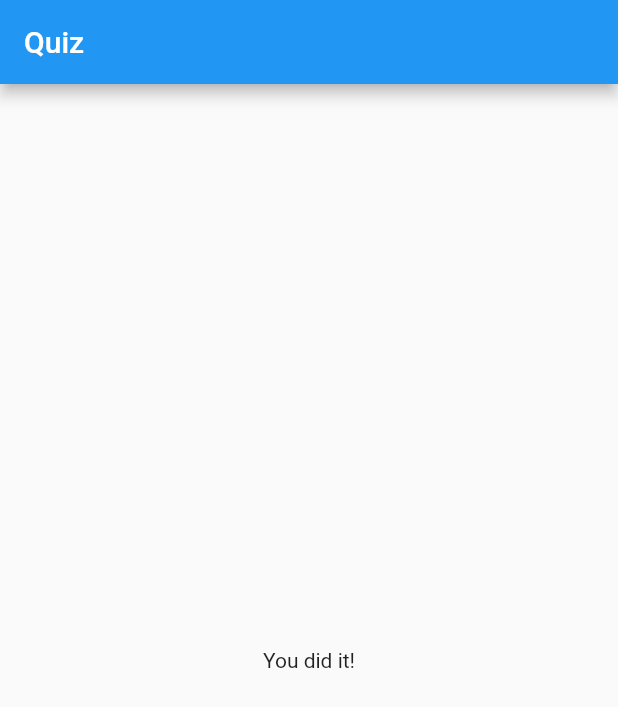
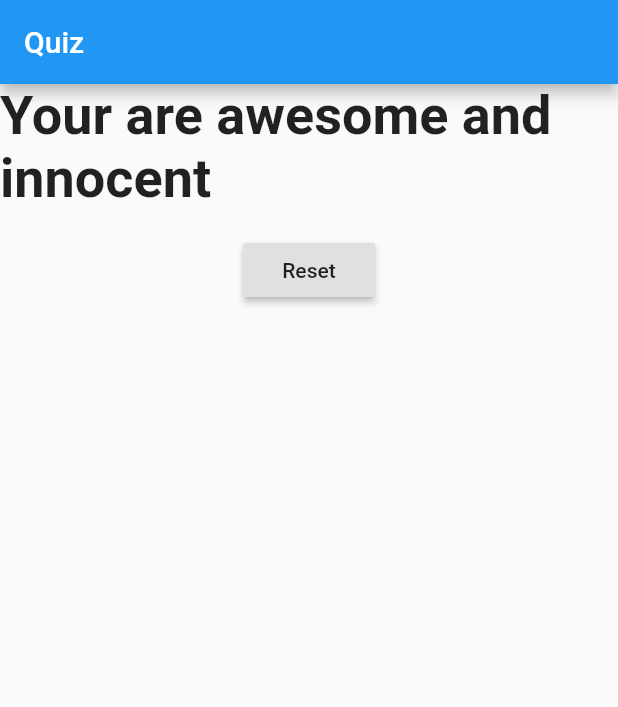
Before and after one commit to iandreyshev/flutter_learning, a Flutter app: the screen it shows after launch, after a tap on "Black", after a tap on "Eagle", after a tap on "Kirill", on a phone screen of 412 x 824 dp. Shown: the top 707 px of the screen. Run offline on Flutter 3.47's test engine with Material 2 defaults, Android fonts, the phone set to English and light mode, and no system bars.

Commit message:
Небольшие исправления кода

```diff
--- a/hello_world/lib/answer.dart
+++ b/hello_world/lib/answer.dart
@@ -4,7 +4,7 @@ class Answer extends StatelessWidget {
   final Function selectHandler;
   final String text;
 
-  Answer(this.selectHandler, this.text);
+  Answer({@required this.selectHandler, @required this.text});
 
   @override
   Widget build(BuildContext context) {
--- a/hello_world/lib/main.dart
+++ b/hello_world/lib/main.dart
@@ -10,25 +10,48 @@ class MyApp extends StatefulWidget {
 }
 
 class _MyAppState extends State<MyApp> {
+  var _resultScore = 0;
   var _questionIndex = 0;
   final _questions = const [
     {
       'questionText': 'What\'s your favorite color?',
-      'answers': ['Black', 'Red', 'White', 'Pink']
+      'answers': [
+        {'text': 'Black', 'score': 0},
+        {'text': 'Red', 'score': 1},
+        {'text': 'White', 'score': 2},
+        {'text': 'Pink', 'score': 3}
+      ]
     },
     {
       'questionText': 'What\'s your favorite animal?',
-      'answers': ['Giraffe', 'Eagle', 'Lion']
+      'answers': [
+        {'text': 'Giraffe', 'score': 0},
+        {'text': 'Eagle', 'score': 1},
+        {'text': 'Lion', 'score': 2}
+      ]
     },
     {
       'questionText': 'What\'s your favorite instructor?',
-      'answers': ['Kirill', 'Dima', 'Ivan', 'Andrey']
+      'answers': [
+        {'text': 'Kirill', 'score': 0},
+        {'text': 'Dima', 'score': 1},
+        {'text': 'Ivan', 'score': 2},
+        {'text': 'Andrey', 'score': 3}
+      ]
     }
   ];
 
-  void _answerQuestion() {
+  void _answerQuestion(int score) {
     setState(() {
+      _resultScore += score;
       ++_questionIndex;
+    });
+  }
+
+  void _resetQuiz() {
+    setState(() {
+      _resultScore = 0;
+      _questionIndex = 0;
     });
   }
 
@@ -45,7 +68,7 @@ class _MyAppState extends State<MyApp> {
                 questionIndex: _questionIndex,
                 questions: _questions,
               )
-            : Result(),
+            : Result(_resultScore, _resetQuiz),
       ),
     );
   }
--- a/hello_world/lib/quiz.dart
+++ b/hello_world/lib/quiz.dart
@@ -20,8 +20,12 @@ class Quiz extends StatelessWidget {
         Question(
           questions[questionIndex]['questionText'],
         ),
-        ...(questions[questionIndex]['answers'] as List<String>).map((element) {
-          return Answer(answerQuestion, element);
+        ...(questions[questionIndex]['answers'] as List<Map<String, Object>>)
+            .map((element) {
+          return Answer(
+            selectHandler: () => answerQuestion(element['score']),
+            text: element['text'],
+          );
         }).toList(),
       ],
     );
--- a/hello_world/lib/result.dart
+++ b/hello_world/lib/result.dart
@@ -1,10 +1,42 @@
 import 'package:flutter/material.dart';
 
 class Result extends StatelessWidget {
+  final int resultScore;
+  final Function resetCallback;
+
+  Result(this.resultScore, this.resetCallback);
+
+  String get resultPhrase {
+    if (resultScore <= 2) {
+      return 'Your are awesome and innocent';
+    } else if (resultScore <= 5) {
+      return 'Pretty likable!';
+    } else {
+      return 'RAMPAGE!';
+    }
+  }
+
   @override
   Widget build(BuildContext context) {
     return Center(
-      child: Text('You did it!'),
+      child: Column(
+        children: <Widget>[
+          Text(
+            resultPhrase,
+            style: TextStyle(
+              fontSize: 36,
+              fontWeight: FontWeight.bold,
+            ),
+          ),
+          Padding(
+            padding: EdgeInsets.only(top: 16),
+            child: RaisedButton(
+              onPressed: resetCallback,
+              child: Text('Reset'),
+            ),
+          )
+        ],
+      ),
     );
   }
 }
--- a/institut_ps/lib/skills/main_skills_list.dart
+++ b/institut_ps/lib/skills/main_skills_list.dart
@@ -38,10 +38,6 @@ class MainSkillsList extends StatelessWidget {
           for (var i = 0; i < pagesCount; i++) {
             var delta = i - currentPage;
             bool isOnRight = delta > 0;
-
-            if (i == 2) {
-              print(isOnRight);
-            }
 
             var start = padding +
                 max(
```
